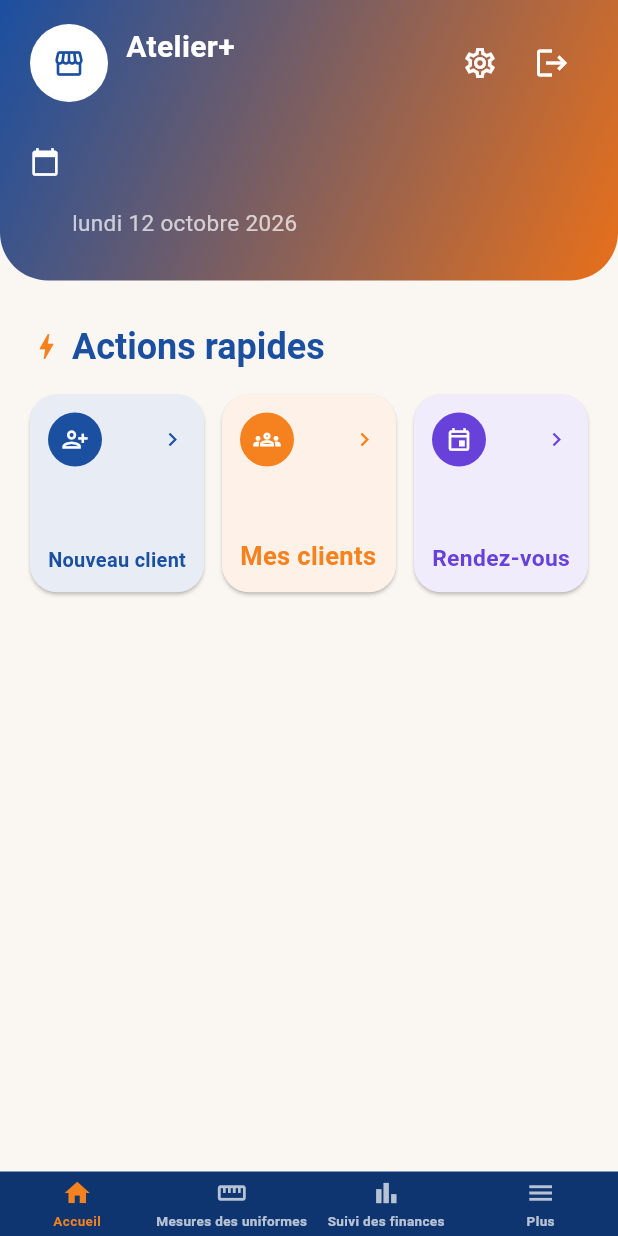
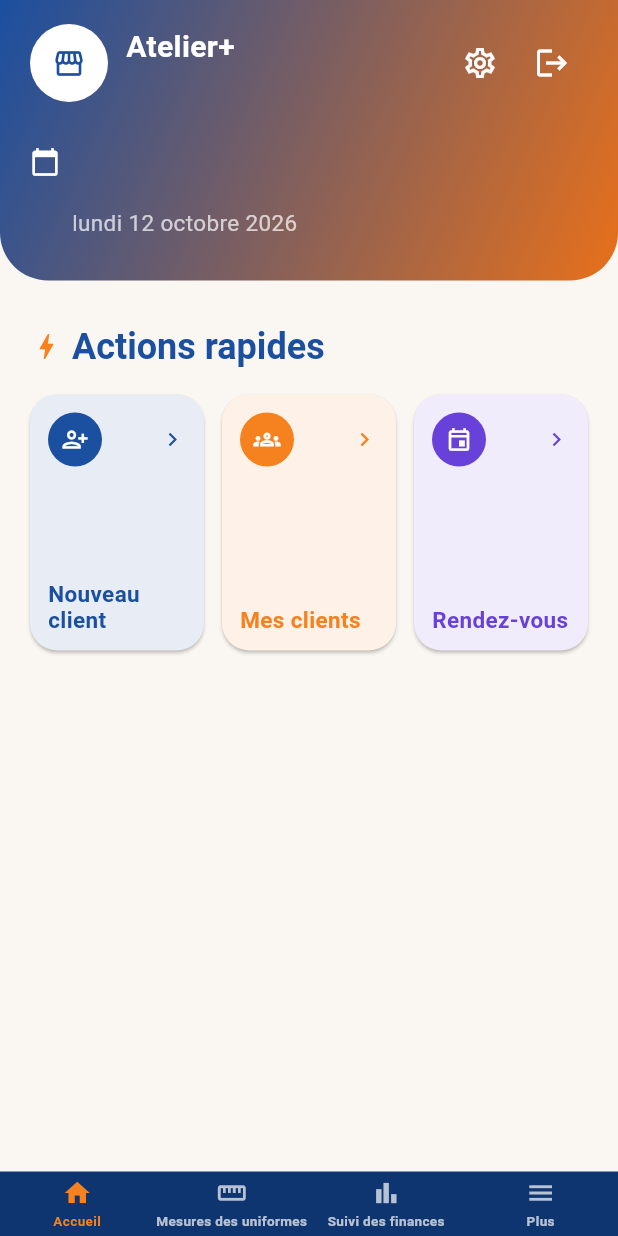
Before and after one commit to ouattaradanou-debug/forevercare-ai, a Flutter app: the screen it shows once a user with an empty profile is signed in, on a phone screen of 412 x 824 dp. Run offline on Flutter 3.47's test engine with Material 3 defaults, Android fonts, the phone set to English and light mode, and no system bars; our stand-ins replace audioplayers, cached_network_image, connectivity_plus, drift, flutter_contacts, flutter_image_compress and 16 more; missing offline and left inert: record; accounts and stored records are empty; generated files the repository leaves out were written again.

Commit message:
Agrandit le texte des cartes d'actions rapides, jusqu'à 2 lignes
Correction : le tailleur voulait un texte plus grand pouvant tenir
sur deux lignes (pas une seule). Police légèrement plus grande, deux
lignes autorisées avec hauteur de ligne resserrée, et cartes un peu
plus hautes pour que ça tienne confortablement sans déborder.

Co-Authored-By: Claude Sonnet 5 <noreply@anthropic.com>
Claude-Session: https://claude.ai/code/session_01HPRTXPCgGzxUX9YW2QHUsa

```diff
--- a/atelier_plus/lib/features/auth/presentation/ecran_accueil_provisoire.dart
+++ b/atelier_plus/lib/features/auth/presentation/ecran_accueil_provisoire.dart
@@ -143,7 +143,7 @@ class _EcranAccueilProvisoireState extends ConsumerState<EcranAccueilProvisoire>
                       crossAxisCount: 3,
                       mainAxisSpacing: 12,
                       crossAxisSpacing: 12,
-                      childAspectRatio: 0.88,
+                      childAspectRatio: 0.68,
                       children: [
                         _CarteAction(
                           icone: Icons.person_add_alt_1_outlined,
@@ -790,17 +790,15 @@ class _CarteAction extends StatelessWidget {
                   Icon(Icons.chevron_right, color: couleur, size: 18),
                 ],
               ),
-              // FittedBox plutôt qu'une taille de police fixe : les libellés
-              // courts ("Stock", "Ventes") s'affichent grands, tandis que le
-              // plus long ("Enregistrer dépenses") se réduit automatiquement
-              // pour tenir sur une seule ligne sans jamais déborder.
-              FittedBox(
-                fit: BoxFit.scaleDown,
-                alignment: Alignment.centerLeft,
-                child: Text(
-                  libelle,
-                  maxLines: 1,
-                  style: TextStyle(fontWeight: FontWeight.bold, fontSize: 17, color: couleur),
+              Text(
+                libelle,
+                maxLines: 2,
+                overflow: TextOverflow.ellipsis,
+                style: TextStyle(
+                  fontWeight: FontWeight.bold,
+                  fontSize: 15,
+                  height: 1.15,
+                  color: couleur,
                 ),
               ),
             ],
```
